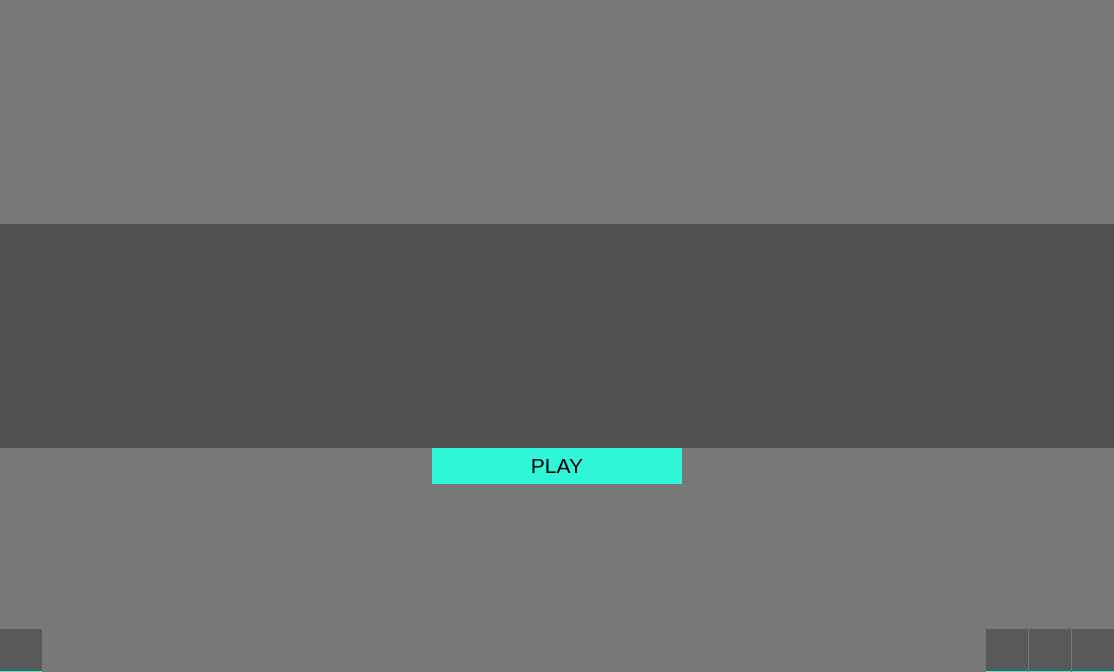
Qt form src/ui/welcome_widget.ui (k88936/UnRustedWarfare) before a commit.
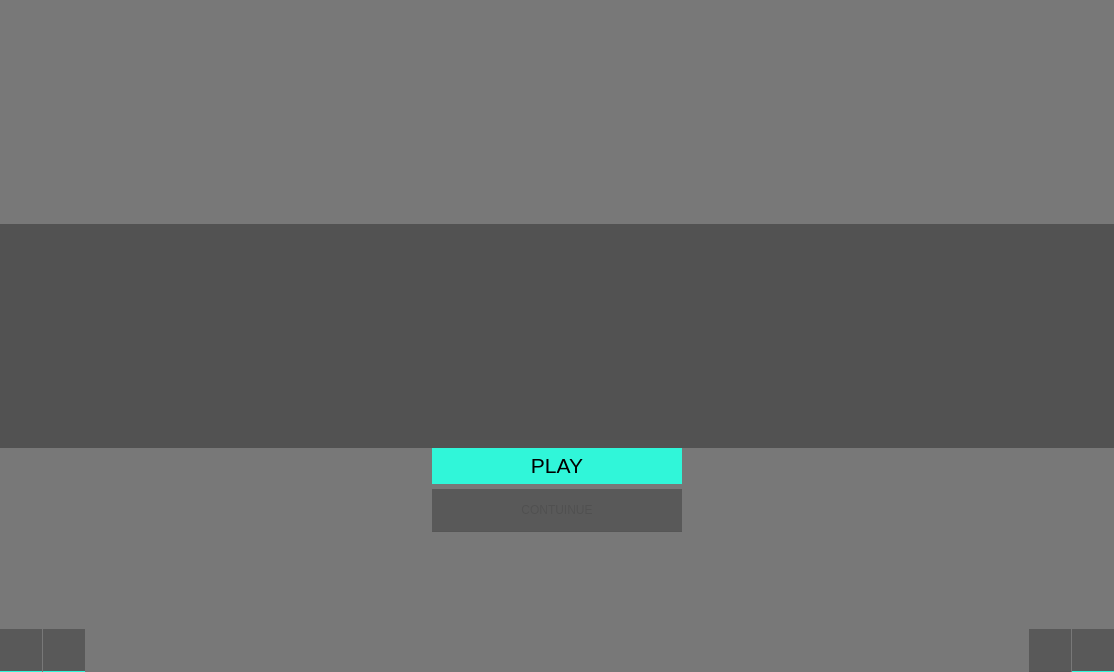
The same form after that commit. Icons and pictures are not drawn. Custom widgets are drawn as their Qt base class.

What changed in the file:
```diff
--- a/src/ui/welcome_widget.ui
+++ b/src/ui/welcome_widget.ui
@@ -456,30 +456,17 @@
    <item>
     <layout class="QVBoxLayout" name="verticalLayout">
      <property name="spacing">
-      <number>1</number>
+      <number>5</number>
      </property>
      <item>
       <layout class="QHBoxLayout" name="horizontalLayout_3">
        <property name="spacing">
         <number>0</number>
        </property>
-       <item>
-        <spacer name="horizontalSpacer_2">
-         <property name="orientation">
-          <enum>Qt::Orientation::Horizontal</enum>
-         </property>
-         <property name="sizeHint" stdset="0">
-          <size>
-           <width>40</width>
-           <height>20</height>
-          </size>
-         </property>
-        </spacer>
-       </item>
        <item>
         <widget class="QPushButton" name="button_play">
          <property name="sizePolicy">
-          <sizepolicy hsizetype="Minimum" vsizetype="Fixed">
+          <sizepolicy hsizetype="Maximum" vsizetype="Fixed">
            <horstretch>0</horstretch>
            <verstretch>0</verstretch>
           </sizepolicy>
@@ -516,18 +503,34 @@
          </property>
         </widget>
        </item>
+      </layout>
+     </item>
+     <item>
+      <layout class="QHBoxLayout" name="horizontalLayout_4">
        <item>
-        <spacer name="horizontalSpacer">
-         <property name="orientation">
-          <enum>Qt::Orientation::Horizontal</enum>
+        <widget class="QPushButton" name="load_button">
+         <property name="enabled">
+          <bool>false</bool>
          </property>
-         <property name="sizeHint" stdset="0">
+         <property name="sizePolicy">
+          <sizepolicy hsizetype="Maximum" vsizetype="Fixed">
+           <horstretch>0</horstretch>
+           <verstretch>0</verstretch>
+          </sizepolicy>
+         </property>
+         <property name="minimumSize">
           <size>
-           <width>40</width>
-           <height>20</height>
+           <width>250</width>
+           <height>43</height>
           </size>
          </property>
-        </spacer>
+         <property name="text">
+          <string>CONTUINUE</string>
+         </property>
+         <property name="flat">
+          <bool>false</bool>
+         </property>
+        </widget>
        </item>
       </layout>
      </item>
@@ -572,19 +575,6 @@
          </property>
         </widget>
        </item>
-       <item>
-        <spacer name="horizontalSpacer_3">
-         <property name="orientation">
-          <enum>Qt::Orientation::Horizontal</enum>
-         </property>
-         <property name="sizeHint" stdset="0">
-          <size>
-           <width>40</width>
-           <height>20</height>
-          </size>
-         </property>
-        </spacer>
-       </item>
        <item>
         <widget class="QPushButton" name="button_help">
          <property name="styleSheet">
@@ -597,27 +587,23 @@
         </widget>
        </item>
        <item>
-        <widget class="QPushButton" name="button_github">
-         <property name="sizePolicy">
-          <sizepolicy hsizetype="Preferred" vsizetype="Preferred">
-           <horstretch>0</horstretch>
-           <verstretch>0</verstretch>
-          </sizepolicy>
+        <spacer name="horizontalSpacer_3">
+         <property name="orientation">
+          <enum>Qt::Orientation::Horizontal</enum>
          </property>
-         <property name="styleSheet">
-          <string notr="true">QPushButton{min-width: 32px;min-height: 32px;image: url(:/ui/github_highlight.png);}QPushButton:hover,QPushButton:pressed{image: url(:/ui/github_dark.png);}
-</string>
+         <property name="sizeHint" stdset="0">
+          <size>
+           <width>40</width>
+           <height>20</height>
+          </size>
          </property>
-         <property name="text">
-          <string/>
-         </property>
-         <property name="flat">
-          <bool>false</bool>
-         </property>
-        </widget>
+        </spacer>
        </item>
        <item>
         <widget class="QPushButton" name="button_info">
+         <property name="enabled">
+          <bool>false</bool>
+         </property>
          <property name="sizePolicy">
           <sizepolicy hsizetype="Preferred" vsizetype="Preferred">
            <horstretch>0</horstretch>
@@ -842,7 +828,7 @@
           </palette>
          </property>
          <property name="styleSheet">
-          <string notr="true">QPushButton{min-width: 32px;min-height: 32px;image: url(:/ui/info_highlight.png);}QPushButton:hover,QPushButton:pressed{image: url(:/ui/info_dark.png);}
+          <string notr="true">QPushButton{min-width: 32px;min-height: 32px;max-width:32px;max-height:32px;image: url(:/ui/info_highlight.png);}QPushButton:hover,QPushButton:pressed,QPushButton:disabled,QPushButton:checked{image: url(:/ui/info_dark.png);} 
 </string>
          </property>
          <property name="text">
@@ -856,6 +842,26 @@
          </property>
         </widget>
        </item>
+       <item>
+        <widget class="QPushButton" name="button_github">
+         <property name="sizePolicy">
+          <sizepolicy hsizetype="Preferred" vsizetype="Preferred">
+           <horstretch>0</horstretch>
+           <verstretch>0</verstretch>
+          </sizepolicy>
+         </property>
+         <property name="styleSheet">
+          <string notr="true">QPushButton{min-width: 32px;min-height: 32px;image: url(:/ui/github_highlight.png);}QPushButton:hover,QPushButton:pressed{image: url(:/ui/github_dark.png);}
+</string>
+         </property>
+         <property name="text">
+          <string/>
+         </property>
+         <property name="flat">
+          <bool>false</bool>
+         </property>
+        </widget>
+       </item>
       </layout>
      </item>
     </layout>
```
